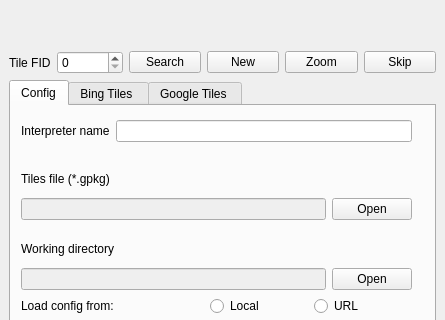
Before: the Qt Designer form qgis_fgi_plugin_dockwidget_base.ui in lapig-ufg/qgis-fgi-plugin, drawn with Qt 5; both pictures show x 0 to 445 and y 0 to 320 of the 445 by 750 pixel window.
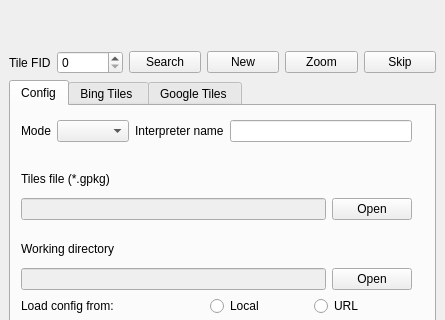
After: the same form once the commit is applied.

The edit to the form file:
```diff
--- a/qgis_fgi_plugin_dockwidget_base.ui
+++ b/qgis_fgi_plugin_dockwidget_base.ui
@@ -320,6 +320,16 @@
            </rect>
           </property>
           <layout class="QHBoxLayout" name="fieldInterpreter">
+           <item>
+            <widget class="QLabel" name="modeLabel">
+             <property name="text">
+              <string>Mode</string>
+             </property>
+            </widget>
+           </item>
+           <item>
+            <widget class="QComboBox" name="comboMode"/>
+           </item>
            <item>
             <widget class="QLabel" name="label_4">
              <property name="text">
```
Left out of the diff: 2 changed lines with no effect on the pictures.
